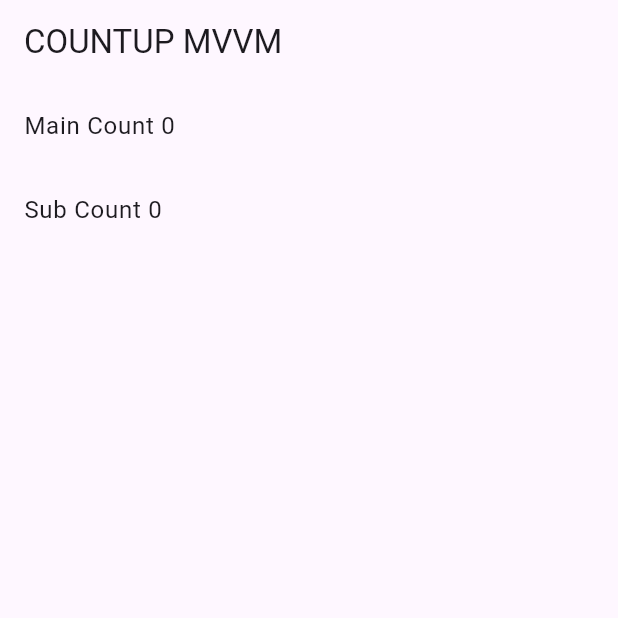
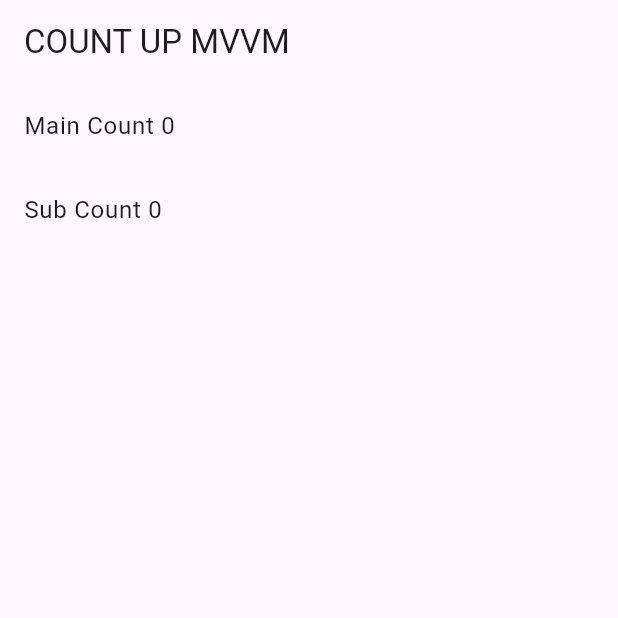
Before and after one commit to ksj-tkinuta/flutter_count_up_mvvm, a Flutter app: the screen it shows after launch, on a phone screen of 412 x 824 dp, the top half of it. Run offline on Flutter 3.47's test engine with Material 3 defaults, Android fonts, the phone set to English and light mode, and no system bars; our stand-ins replace flutter_riverpod, freezed_annotation.

```diff
--- a/lib/view/home_page.dart
+++ b/lib/view/home_page.dart
@@ -12,7 +12,7 @@ class HomePage extends ConsumerWidget {
     // provider（状態の操作）
     final _homePageNotifier = ref.watch(homePageProvider.notifier);
     return Scaffold(
-      appBar: AppBar(title: const Text('COUNTUP MVVM')),
+      appBar: AppBar(title: const Text('COUNT UP MVVM')),
       floatingActionButton: FloatingActionButton(
         onPressed: _homePageNotifier.resetAllCount,
         child: const Icon(Icons.exposure_zero),
```
